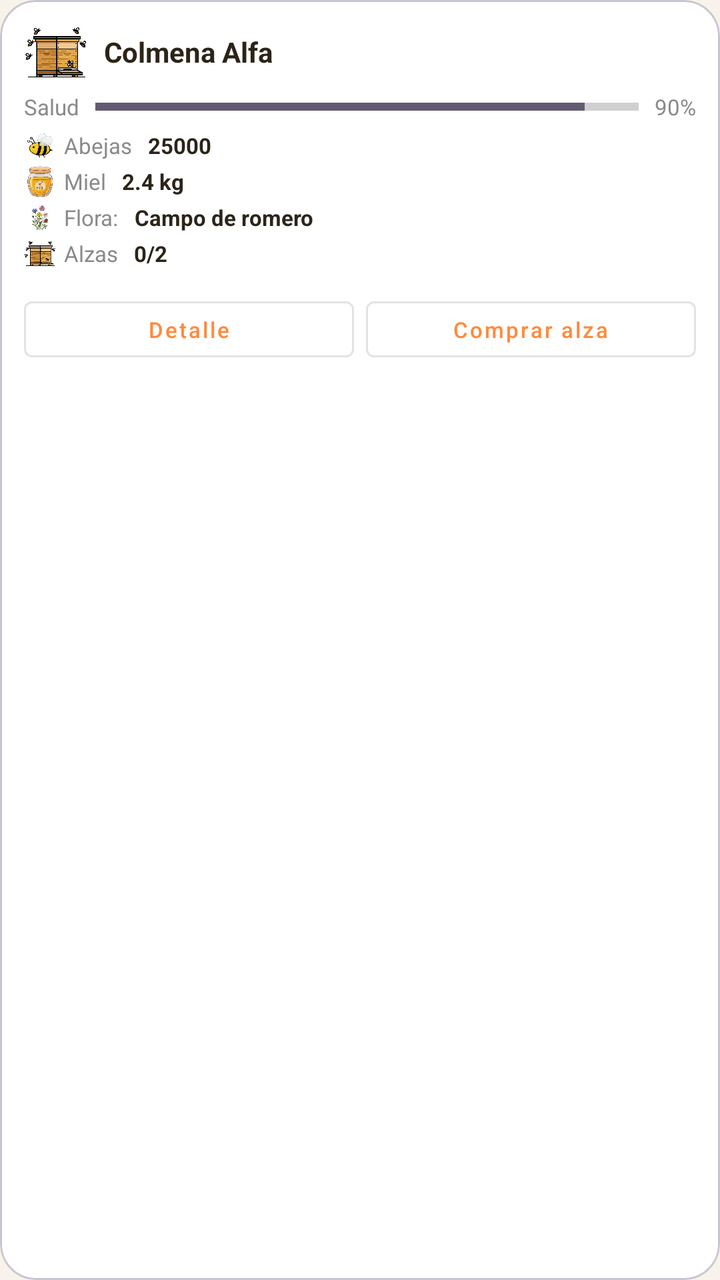
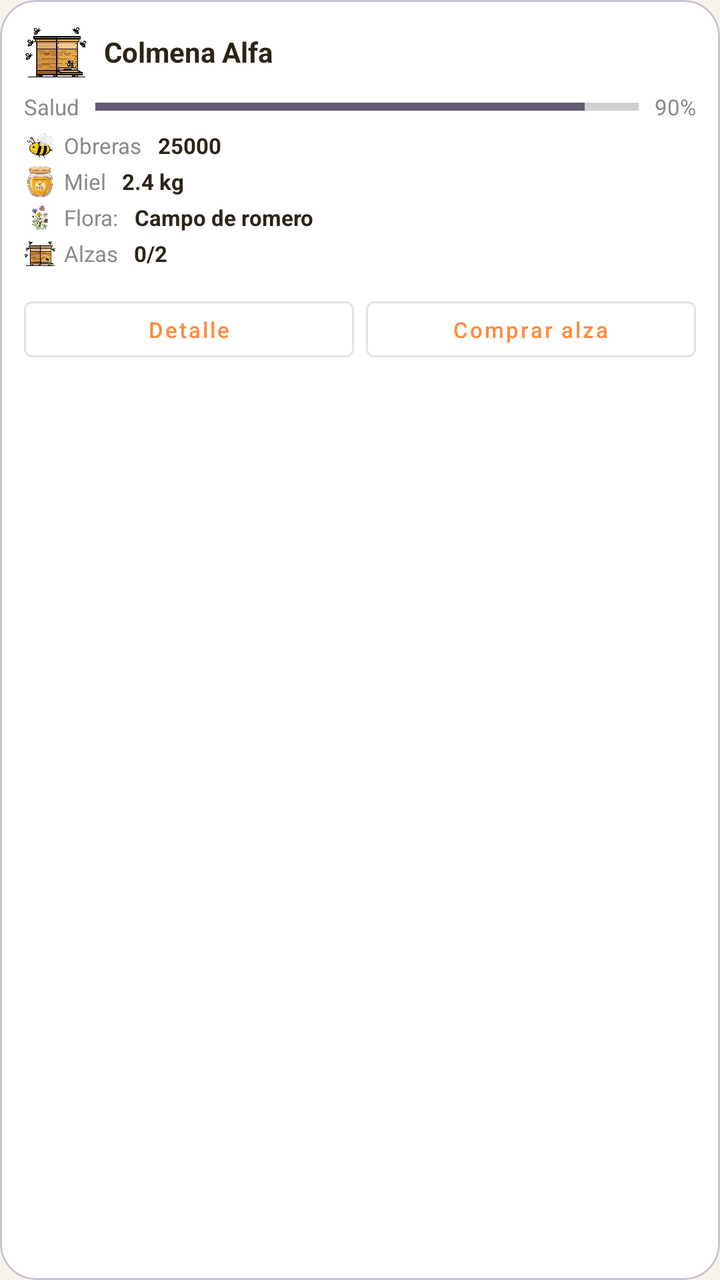

The first picture is an Android layout as it rendered before a commit; the second is the same layout after the commit. The layout source and the unified diff follow.
<!-- AndroidManifest.xml: application theme Theme.ApicultureSimulator -->
<!-- res/layout/item_hive_card.xml -->
<?xml version="1.0" encoding="utf-8"?>
<com.google.android.material.card.MaterialCardView xmlns:android="http://schemas.android.com/apk/res/android"
    xmlns:app="http://schemas.android.com/apk/res-auto"
    android:layout_width="260dp"
    android:layout_height="wrap_content"
    android:layout_marginEnd="10dp"
    app:cardCornerRadius="18dp"
    app:cardElevation="3dp"
    app:cardBackgroundColor="@color/dash_card_bg">

    <LinearLayout
        android:layout_width="match_parent"
        android:layout_height="wrap_content"
        android:orientation="vertical"
        android:paddingVertical="10dp"
        android:paddingHorizontal="12dp">

        
        <LinearLayout
            android:layout_width="match_parent"
            android:layout_height="wrap_content"
            android:gravity="center_vertical"
            android:orientation="horizontal">

            <ImageView
                android:layout_width="32dp"
                android:layout_height="32dp"
                android:src="@drawable/ic_compracolmena"
                android:contentDescription="@string/dashboard_my_hives" />

            <TextView
                android:id="@+id/tv_hive_name"
                android:layout_width="0dp"
                android:layout_height="wrap_content"
                android:layout_marginStart="8dp"
                android:layout_weight="1"
                android:background="?attr/selectableItemBackgroundBorderless"
                android:clickable="true"
                android:ellipsize="end"
                android:focusable="true"
                android:maxLines="1"
                android:text="Colmena Alfa"
                android:textColor="@color/dash_text_card"
                android:textSize="14sp"
                android:textStyle="bold" />

            <LinearLayout
                android:layout_width="wrap_content"
                android:layout_height="wrap_content"
                android:layout_marginStart="4dp"
                android:gravity="center_vertical"
                android:orientation="horizontal">

                <ImageView
                    android:id="@+id/iv_hive_card_honey_warn"
                    android:layout_width="22dp"
                    android:layout_height="22dp"
                    android:contentDescription="@string/hive_detail_honey_cap_warn_cd"
                    android:visibility="gone"
                    android:src="@drawable/ic_honey_cap_alert"
                    app:tint="@color/dash_warning" />

                <ImageView
                    android:id="@+id/iv_hive_card_swarm_warn"
                    android:layout_width="22dp"
                    android:layout_height="22dp"
                    android:layout_marginStart="4dp"
                    android:contentDescription="@string/hive_detail_swarm_icon_cd"
                    android:visibility="gone"
                    android:src="@drawable/ic_swarm_danger_alert"
                    app:tint="@null" />
            </LinearLayout>
        </LinearLayout>

        <LinearLayout
            android:layout_width="match_parent"
            android:layout_height="wrap_content"
            android:layout_marginTop="4dp"
            android:gravity="center_vertical"
            android:orientation="horizontal">

            <TextView
                android:layout_width="wrap_content"
                android:layout_height="wrap_content"
                android:text="Salud"
                android:textColor="@color/dash_muted"
            android:textSize="11sp" />

            <ProgressBar
                android:id="@+id/pb_hive_health"
                style="?android:attr/progressBarStyleHorizontal"
                android:layout_width="0dp"
                android:layout_height="8dp"
                android:layout_marginStart="8dp"
                android:layout_marginEnd="8dp"
                android:layout_weight="1"
                android:max="100"
                android:progress="90" />

            <TextView
                android:id="@+id/tv_hive_health"
                android:layout_width="wrap_content"
                android:layout_height="wrap_content"
                android:text="90%"
                android:textColor="@color/dash_muted"
            android:textSize="11sp" />
        </LinearLayout>

        
        <LinearLayout
            android:layout_width="match_parent"
            android:layout_height="wrap_content"
            android:layout_marginTop="4dp"
            android:gravity="center_vertical"
            android:orientation="horizontal">

            <ImageView
                android:layout_width="16dp"
                android:layout_height="16dp"
                android:src="@drawable/ic_abeja"
                android:contentDescription="@string/cd_stat_bees" />

            <TextView
                android:layout_width="wrap_content"
                android:layout_height="wrap_content"
                android:layout_marginStart="4dp"
                android:text="Abejas"
                android:textColor="@color/dash_muted"
                android:textSize="11sp" />

            <TextView
                android:id="@+id/tv_hive_bees"
                android:layout_width="wrap_content"
                android:layout_height="wrap_content"
                android:layout_marginStart="8dp"
                android:text="25000"
                android:textColor="@color/dash_text_card"
                android:textSize="11sp"
                android:textStyle="bold" />
        </LinearLayout>

        
        <LinearLayout
            android:layout_width="match_parent"
            android:layout_height="wrap_content"
            android:layout_marginTop="2dp"
            android:gravity="center_vertical"
            android:orientation="horizontal">

            <ImageView
                android:layout_width="16dp"
                android:layout_height="16dp"
                android:src="@drawable/ic_recolectar"
                android:contentDescription="@string/cd_stat_honey_harvested" />

            <TextView
                android:layout_width="wrap_content"
                android:layout_height="wrap_content"
                android:layout_marginStart="4dp"
                android:text="Miel"
                android:textColor="@color/dash_muted"
                android:textSize="11sp" />

            <TextView
                android:id="@+id/tv_hive_honey"
                android:layout_width="wrap_content"
                android:layout_height="wrap_content"
                android:layout_marginStart="8dp"
                android:text="2.4 kg"
                android:textColor="@color/dash_text_card"
                android:textSize="11sp"
                android:textStyle="bold" />
        </LinearLayout>

        
        <LinearLayout
            android:layout_width="match_parent"
            android:layout_height="wrap_content"
            android:layout_marginTop="2dp"
            android:gravity="center_vertical"
            android:orientation="horizontal">

            <ImageView
                android:layout_width="16dp"
                android:layout_height="16dp"
                android:src="@drawable/flora_photo_mil_flores"
                android:contentDescription="@string/cd_deco_flower" />

            <TextView
                android:layout_width="wrap_content"
                android:layout_height="wrap_content"
                android:layout_marginStart="4dp"
                android:text="Flora:"
                android:textColor="@color/dash_muted"
                android:textSize="11sp" />

            <TextView
                android:id="@+id/tv_hive_flora"
                android:layout_width="wrap_content"
                android:layout_height="wrap_content"
                android:layout_marginStart="8dp"
                android:text="Campo de romero"
                android:textColor="@color/dash_text_card"
                android:textSize="11sp"
                android:textStyle="bold" />
        </LinearLayout>

        
        <LinearLayout
            android:layout_width="match_parent"
            android:layout_height="wrap_content"
            android:layout_marginTop="2dp"
            android:gravity="center_vertical"
            android:orientation="horizontal">

            <ImageView
                android:layout_width="16dp"
                android:layout_height="16dp"
                android:contentDescription="@string/hive_card_buy_super"
                android:src="@drawable/ic_compracolmena" />

            <TextView
                android:layout_width="wrap_content"
                android:layout_height="wrap_content"
                android:layout_marginStart="4dp"
                android:text="Alzas"
                android:textColor="@color/dash_muted"
                android:textSize="11sp" />

            <TextView
                android:id="@+id/tv_hive_supers"
                android:layout_width="wrap_content"
                android:layout_height="wrap_content"
                android:layout_marginStart="8dp"
                android:text="0/2"
                android:textColor="@color/dash_text_card"
                android:textSize="11sp"
                android:textStyle="bold" />
        </LinearLayout>

        
        <LinearLayout
            android:layout_width="match_parent"
            android:layout_height="wrap_content"
            android:layout_marginTop="10dp"
            android:gravity="center"
            android:orientation="horizontal">

            <com.google.android.material.button.MaterialButton
                android:id="@+id/btn_hive_detail"
                style="@style/Widget.MaterialComponents.Button.OutlinedButton"
                android:layout_width="0dp"
                android:layout_height="wrap_content"
                android:layout_marginEnd="6dp"
                android:layout_weight="1"
                android:minHeight="40dp"
                android:text="@string/hive_card_detail"
                android:textAllCaps="false"
                android:textSize="11sp" />

            <com.google.android.material.button.MaterialButton
                android:id="@+id/btn_hive_buy_super"
                style="@style/Widget.MaterialComponents.Button.OutlinedButton"
                android:layout_width="0dp"
                android:layout_height="wrap_content"
                android:layout_weight="1"
                android:minHeight="40dp"
                android:text="@string/hive_card_buy_super"
                android:textAllCaps="false"
                android:textSize="11sp" />
        </LinearLayout>
    </LinearLayout>
</com.google.android.material.card.MaterialCardView>
<!-- resources referenced by this layout -->
<resources>
  <color name="dash_card_bg">#FFFFFFFF</color>
  <color name="dash_muted">#8A8A8A</color>
  <color name="dash_text_card">#2C2419</color>
  <color name="dash_warning">#F9A825</color>
  <!-- drawable flora_photo_mil_flores: png bitmap (drawable, 472849 bytes) -->
  <!-- drawable ic_abeja: png bitmap (drawable, 489300 bytes) -->
  <!-- drawable ic_compracolmena: png bitmap (drawable, 966021 bytes) -->
  <!-- drawable ic_honey_cap_alert (drawable) -->
  <?xml version="1.0" encoding="utf-8"?>
  <vector xmlns:android="http://schemas.android.com/apk/res/android"
      android:width="24dp"
      android:height="24dp"
      android:viewportWidth="24"
      android:viewportHeight="24">
      <path
          android:fillColor="#F9A825"
          android:pathData="M12,2L1,21h22L12,2zM13,18h-2v-2h2v2zm-2,-4V9h2v5h-2z" />
  </vector>
  <!-- drawable ic_recolectar: png bitmap (drawable, 878778 bytes) -->
  <!-- drawable ic_swarm_danger_alert (drawable) -->
  <?xml version="1.0" encoding="utf-8"?>
  <vector xmlns:android="http://schemas.android.com/apk/res/android"
      android:width="24dp"
      android:height="24dp"
      android:viewportWidth="24"
      android:viewportHeight="24">
      
      <path
          android:fillColor="#C62828"
          android:pathData="M12,2L1,21h22L12,2zM13,18h-2v-2h2v2zm-2,-4V9h2v5h-2z" />
  </vector>
  <string name="cd_deco_flower">Flor decorativa</string>
  <string name="cd_stat_bees">Abejas</string>
  <string name="cd_stat_honey_harvested">Miel recogida</string>
  <string name="dashboard_my_hives">Mis colmenas</string>
  <string name="hive_card_buy_super">Comprar alza</string>
  <string name="hive_card_detail">Detalle</string>
  <string name="hive_detail_honey_cap_warn_cd">La reserva de miel está al máximo</string>
  <string name="hive_detail_swarm_icon_cd">Peligro de enjambrazón</string>
  <style name="Theme.ApicultureSimulator" parent="Theme.Material3.DayNight.NoActionBar">
          <item name="android:windowBackground">@color/dash_bg</item>
          <item name="android:statusBarColor" tools:targetApi="l">@color/login_bg_cream</item>
          <item name="android:windowLightStatusBar" tools:targetApi="m">true</item>
          <item name="colorPrimary">@color/login_primary_orange</item>
          <item name="colorPrimaryDark">#E07828</item>
      </style>
  <color name="dash_bg">#F7F3EA</color>
  <color name="login_bg_cream">#F7F3EA</color>
  <color name="login_primary_orange">#FF8A3D</color>
</resources>

<!-- the commit's change to res/layout/item_hive_card.xml (unified diff, before → after) -->
@@ -124,7 +124,7 @@
                 android:layout_width="wrap_content"
                 android:layout_height="wrap_content"
                 android:layout_marginStart="4dp"
-                android:text="Abejas"
+                android:text="@string/hive_card_obreras_label"
                 android:textColor="@color/dash_muted"
                 android:textSize="11sp" />
 
<!-- resource entries referenced after the edit -->
@@ -32,11 +32,12 @@
           android:pathData="M12,2L1,21h22L12,2zM13,18h-2v-2h2v2zm-2,-4V9h2v5h-2z" />
   </vector>
   <string name="cd_deco_flower">Flor decorativa</string>
-  <string name="cd_stat_bees">Abejas</string>
+  <string name="cd_stat_bees">Obreras adultas</string>
   <string name="cd_stat_honey_harvested">Miel recogida</string>
   <string name="dashboard_my_hives">Mis colmenas</string>
   <string name="hive_card_buy_super">Comprar alza</string>
   <string name="hive_card_detail">Detalle</string>
+  <string name="hive_card_obreras_label">Obreras</string>
   <string name="hive_detail_honey_cap_warn_cd">La reserva de miel está al máximo</string>
   <string name="hive_detail_swarm_icon_cd">Peligro de enjambrazón</string>
   <style name="Theme.ApicultureSimulator" parent="Theme.Material3.DayNight.NoActionBar">
